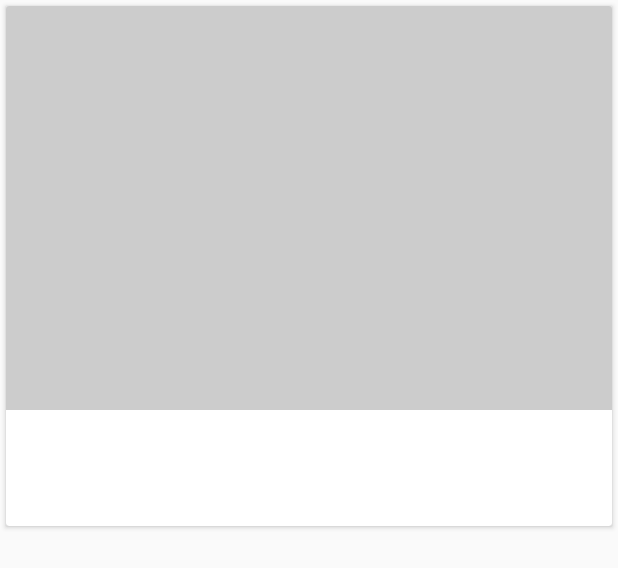
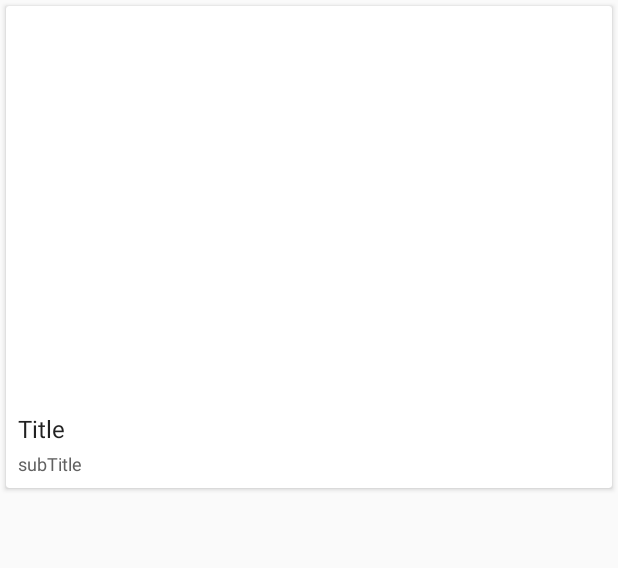
Before and after one commit to Zanerast/App-XyzReader, an Android app: the layout list_item_article.xml on its own in the app's theme, with its tools: preview values and no code run, on a phone screen of 412 x 824 dp. Shown: the top 568 px of the screen. Run offline under Robolectric (Android 15) with nearby library versions, the phone set to English and light mode, and no system bars.

Commit message:
Grid List UI update

```diff
--- a/XYZReader/build.gradle
+++ b/XYZReader/build.gradle
@@ -14,7 +14,7 @@ repositories {
 
 android {
     compileSdkVersion 25
-    buildToolsVersion "25.0.2"
+    buildToolsVersion '26.0.2'
 
     defaultConfig {
         minSdkVersion 21
@@ -30,6 +30,8 @@ dependencies {
     compile "com.android.support:recyclerview-v7:$androidSupportVersion"
     compile "com.android.support:cardview-v7:$androidSupportVersion"
     compile 'com.squareup.okhttp3:okhttp:3.1.2'
-    compile 'com.android.support:design:24.0.0'
+    compile 'com.android.support.constraint:constraint-layout:1.1.2'
+    compile 'com.android.support:design:25.4.0'
+
     compile files('libs/volley.jar')
 }
--- a/XYZReader/src/main/res/layout/fragment_article_detail.xml
+++ b/XYZReader/src/main/res/layout/fragment_article_detail.xml
@@ -49,6 +49,7 @@
                 <android.support.design.widget.CoordinatorLayout
                     android:layout_width="match_parent"
                     android:layout_height="match_parent"
+                    android:elevation="@dimen/detail_coord_elevation"
                     android:layoutAnimation="@anim/layout_animation_from_bottom">
 
                     <LinearLayout
--- a/XYZReader/src/main/res/layout/list_item_article.xml
+++ b/XYZReader/src/main/res/layout/list_item_article.xml
@@ -1,48 +1,65 @@
 <android.support.v7.widget.CardView xmlns:android="http://schemas.android.com/apk/res/android"
     xmlns:app="http://schemas.android.com/apk/res-auto"
+    xmlns:tools="http://schemas.android.com/tools"
     android:layout_width="match_parent"
     android:layout_height="wrap_content"
+    android:layout_marginBottom="4dp"
     android:layout_marginLeft="4dp"
     android:layout_marginRight="4dp"
     android:layout_marginTop="4dp"
-    android:layout_marginBottom="4dp"
     android:clickable="true"
     android:focusable="true"
     android:foreground="?selectableItemBackground">
 
-    <LinearLayout
+    <android.support.constraint.ConstraintLayout
         android:layout_width="match_parent"
-        android:layout_height="wrap_content"
-        android:orientation="vertical">
+        android:layout_height="match_parent">
 
         <!--suppress AndroidLintContentDescription -->
         <com.example.xyzreader.ui.DynamicHeightNetworkImageView
             android:id="@+id/iv_thumbnail"
             android:layout_width="match_parent"
             android:layout_height="0dp"
+            android:layout_marginEnd="@dimen/list_item_side_photo_margin_side"
+            android:layout_marginStart="@dimen/list_item_side_photo_margin_side"
+            android:layout_marginTop="8dp"
             android:layout_weight="1"
             android:scaleType="centerInside"
             android:transitionName="@string/transition_photo"
-            android:background="@color/photo_placeholder" />
+            app:layout_constraintEnd_toEndOf="parent"
+            app:layout_constraintStart_toStartOf="parent"
+            app:layout_constraintTop_toTopOf="parent" />
 
         <TextView
             android:id="@+id/tv_article_title"
             style="@style/ThemeListItemTitle"
             android:layout_width="match_parent"
             android:layout_height="wrap_content"
-            android:paddingLeft="16dp"
-            android:paddingTop="16dp"
-            android:paddingRight="16dp"
-            android:paddingBottom="4dp"/>
+            android:paddingBottom="@dimen/list_item_title_bottom_padding"
+            android:paddingEnd="@dimen/list_item_body_text_padding_side"
+            android:paddingStart="@dimen/list_item_body_text_padding_side"
+            android:paddingTop="@dimen/list_item_title_top_padding"
+            app:layout_constraintBottom_toTopOf="@+id/tv_article_subtitle"
+            app:layout_constraintEnd_toEndOf="parent"
+            app:layout_constraintStart_toStartOf="parent"
+            app:layout_constraintTop_toBottomOf="@+id/iv_thumbnail"
+            app:layout_constraintVertical_bias="0.0"
+            tools:text="Title" />
 
         <TextView
             android:id="@+id/tv_article_subtitle"
             style="@style/ThemeListItemSubTitle"
             android:layout_width="match_parent"
             android:layout_height="wrap_content"
-            android:paddingLeft="16dp"
-            android:paddingRight="16dp"
-            android:paddingBottom="16dp"/>
-    </LinearLayout>
+            android:layout_gravity="bottom"
+            android:paddingEnd="@dimen/list_item_body_text_padding_side"
+            android:paddingStart="@dimen/list_item_body_text_padding_side"
+            android:paddingBottom="@dimen/list_item_body_text_padding_bottom"
+            app:layout_constraintBottom_toBottomOf="parent"
+            app:layout_constraintEnd_toEndOf="parent"
+            app:layout_constraintStart_toStartOf="parent"
+            tools:text="subTitle" />
+
+    </android.support.constraint.ConstraintLayout>
 
 </android.support.v7.widget.CardView>
--- /dev/null
+++ b/XYZReader/src/main/res/transition/grid_exit.xml
@@ -0,0 +1,2 @@
+<?xml version="1.0" encoding="utf-8"?>
+<explode xmlns:android="http://schemas.android.com/apk/res/android"/>
--- a/XYZReader/src/main/res/values-w800dp/macro_layout.xml
+++ b/XYZReader/src/main/res/values-w800dp/macro_layout.xml
@@ -1,6 +1,6 @@
 <resources>
     <!-- list -->
-    <dimen name="list_side_margin">64dp</dimen>
+    <dimen name="rv_side_padding">64dp</dimen>
     <dimen name="list_toolbar_side_margin">52dp</dimen> <!-- minus 64 - 12 -->
     <integer name="list_column_count">3</integer>
 
--- a/XYZReader/src/main/res/values/colors.xml
+++ b/XYZReader/src/main/res/values/colors.xml
@@ -26,5 +26,6 @@
     <color name="theme_accent">#ffe02c</color>
     <color name="theme_accent_dark">#c8af00</color>
     <color name="theme_accent_light">#ffff66</color>
+    <color name="secondary_text">#616161</color>
     <color name="ltgray">#ffe0e0e0</color>
 </resources>
--- a/XYZReader/src/main/res/values/dimens.xml
+++ b/XYZReader/src/main/res/values/dimens.xml
@@ -7,5 +7,11 @@
     <dimen name="fab_elevation">2dp</dimen>
     <dimen name="fab_press_translation_z">6dp</dimen>
     <dimen name="fab_margin">24dp</dimen>
+    <dimen name="detail_coord_elevation">4dp</dimen>
+    <dimen name="list_item_body_text_padding_side">8dp</dimen>
+    <dimen name="list_item_title_top_padding">4dp</dimen>
+    <dimen name="list_item_title_bottom_padding">4dp</dimen>
+    <dimen name="list_item_side_photo_margin_side">8dp</dimen>
+    <dimen name="list_item_body_text_padding_bottom">8dp</dimen>
 
 </resources>
--- a/XYZReader/src/main/res/values/macro_layout.xml
+++ b/XYZReader/src/main/res/values/macro_layout.xml
@@ -1,7 +1,7 @@
 <resources>
 
     <!-- list -->
-    <dimen name="list_side_margin">4dp</dimen>
+    <dimen name="rv_side_padding">4dp</dimen>
     <dimen name="list_toolbar_side_margin">0dp</dimen>
     <integer name="list_column_count">2</integer>
 
--- a/XYZReader/src/main/res/values/styles.xml
+++ b/XYZReader/src/main/res/values/styles.xml
@@ -20,6 +20,7 @@
     <style name="AppTheme" parent="android:Theme.Material">
         <item name="android:windowContentTransitions">true</item>
         <item name="android:windowReenterTransition">@android:transition/slide_top</item>
+        <item name="android:windowExitTransition">@transition/grid_exit</item>
     </style>
 
     <style name="Theme.Bacon" parent="@style/Theme.AppCompat.Light.NoActionBar">
@@ -36,6 +37,8 @@
     </style>
 
     <style name="ThemeListItemSubTitle" parent="TextAppearance.AppCompat.Body1">
+        <item name="android:textColor">@color/secondary_text</item>
+        <item name="android:textSize">12sp</item>
         <item name="android:ellipsize">end</item>
         <item name="android:maxLines">2</item>
     </style>
--- a/build.gradle
+++ b/build.gradle
@@ -3,6 +3,7 @@
 buildscript {
     repositories {
         jcenter()
+        google()
     }
     dependencies {
         classpath 'com.android.tools.build:gradle:3.0.1'
@@ -15,6 +16,7 @@ buildscript {
 allprojects {
     repositories {
         jcenter()
+        google()
     }
 
     ext {
```
Also changed, not shown: XYZReader/src/main/java/com/example/xyzreader/ui/ArticleListActivity.java (+4 -3 lines), XYZReader/src/main/res/layout/activity_article_list.xml (+7 -6 lines).
